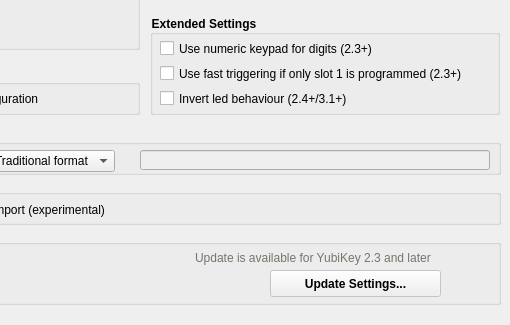
Yubico/yubikey-personalization-gui, file src/ui/settingpage.ui: the form before one commit; both pictures show x 220 to 730 and y 325 to 650 of the 730 by 650 pixel window.
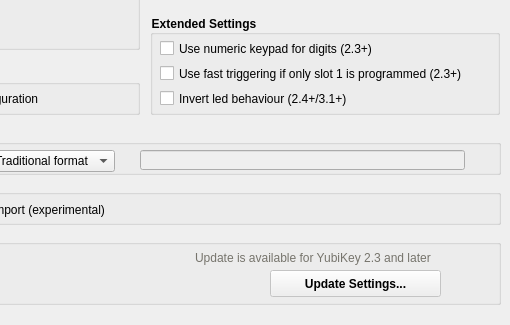
The form after the commit. Icons and pictures are not drawn. Custom widgets are drawn as their Qt base class.

Commit message: add help for the flexible logging format

Diff of the .ui file:
```diff
--- a/src/ui/settingpage.ui
+++ b/src/ui/settingpage.ui
@@ -318,7 +318,7 @@
       <rect>
        <x>350</x>
        <y>25</y>
-       <width>350</width>
+       <width>325</width>
        <height>20</height>
       </rect>
      </property>
@@ -326,6 +326,49 @@
       <string notr="true">font-weight: normal;</string>
      </property>
     </widget>
+    <widget class="QPushButton" name="logFormatEditHelpBtn">
+     <property name="geometry">
+      <rect>
+       <x>680</x>
+       <y>25</y>
+       <width>16</width>
+       <height>16</height>
+      </rect>
+     </property>
+     <property name="sizePolicy">
+      <sizepolicy hsizetype="Ignored" vsizetype="Ignored">
+       <horstretch>0</horstretch>
+       <verstretch>0</verstretch>
+      </sizepolicy>
+     </property>
+     <property name="cursor">
+      <cursorShape>PointingHandCursor</cursorShape>
+     </property>
+     <property name="contextMenuPolicy">
+      <enum>Qt::DefaultContextMenu</enum>
+     </property>
+     <property name="layoutDirection">
+      <enum>Qt::LeftToRight</enum>
+     </property>
+     <property name="autoFillBackground">
+      <bool>false</bool>
+     </property>
+     <property name="styleSheet">
+      <string notr="true">background-image: url(:/res/images/question.png);
+color: lightgray;
+border-radius: 10px;
+</string>
+     </property>
+     <property name="text">
+      <string/>
+     </property>
+     <property name="autoDefault">
+      <bool>false</bool>
+     </property>
+     <property name="default">
+      <bool>false</bool>
+     </property>
+    </widget>
    </widget>
    <widget class="QGroupBox" name="actionsBox">
     <property name="geometry">
```
The commit also changes 4 other files.
